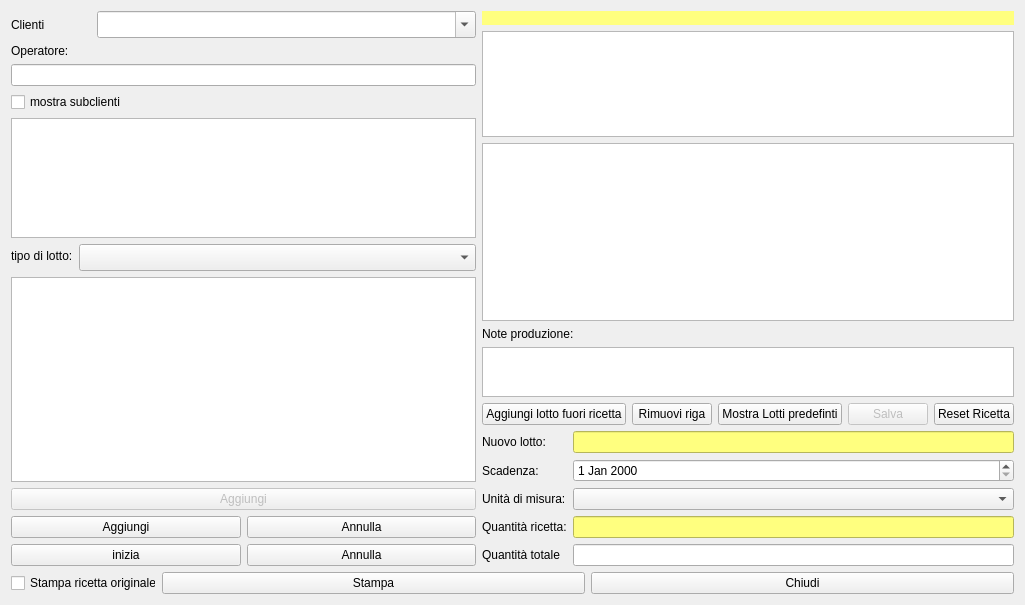
The window that hproduction.ui (fblabs/hamlet-mod-sancon) describes before a commit, drawn with Qt 5.
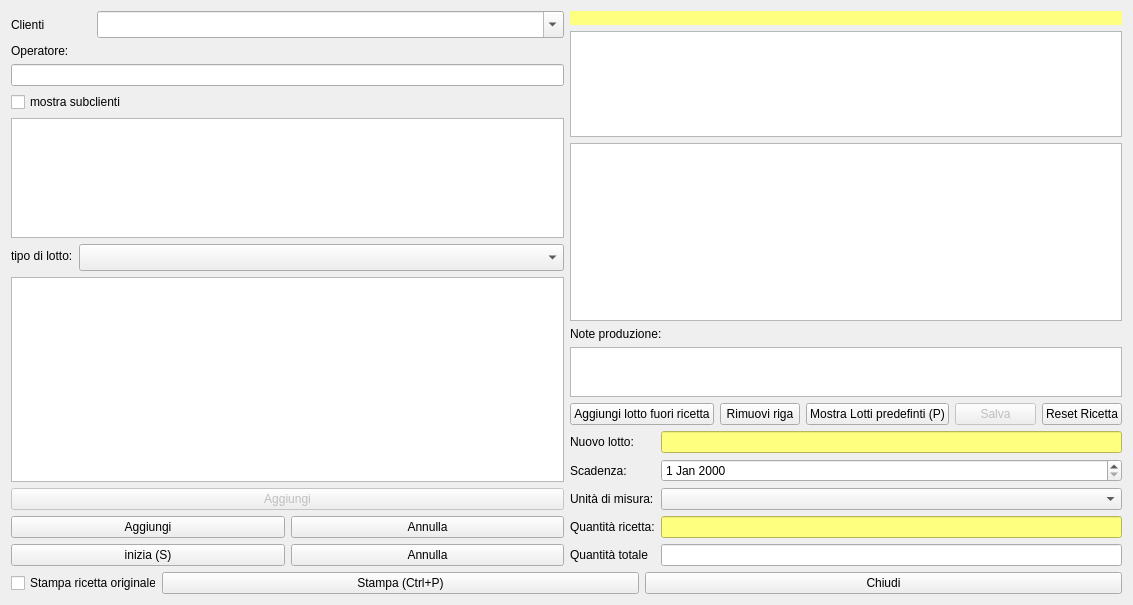
The same window after the commit. Icons and pictures are not drawn.

Patch:
```diff
--- a/hproduction.ui
+++ b/hproduction.ui
@@ -12,7 +12,7 @@
    <rect>
     <x>0</x>
     <y>0</y>
-    <width>1025</width>
+    <width>1133</width>
     <height>605</height>
    </rect>
   </property>
@@ -220,7 +220,7 @@
             </size>
            </property>
            <property name="text">
-            <string>inizia</string>
+            <string>inizia (S)</string>
            </property>
            <property name="icon">
             <iconset resource="icons.qrc">
@@ -389,7 +389,7 @@
          <item>
           <widget class="QPushButton" name="pbPreferredLots">
            <property name="text">
-            <string>Mostra Lotti predefinti</string>
+            <string>Mostra Lotti predefinti (P)</string>
            </property>
            <property name="icon">
             <iconset resource="icons.qrc">
@@ -551,7 +551,7 @@
         <bool>true</bool>
        </property>
        <property name="text">
-        <string>Stampa</string>
+        <string>Stampa (Ctrl+P)</string>
        </property>
        <property name="icon">
         <iconset resource="icons.qrc">
```
Left out of the diff: 14 changed lines with no effect on the pictures.
